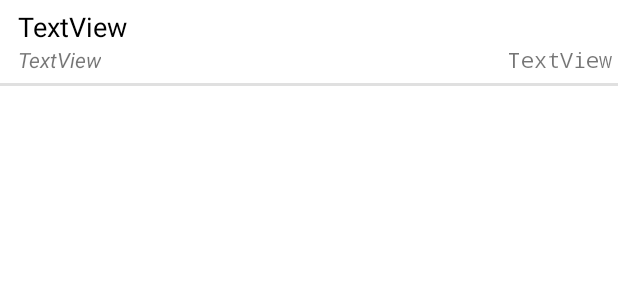
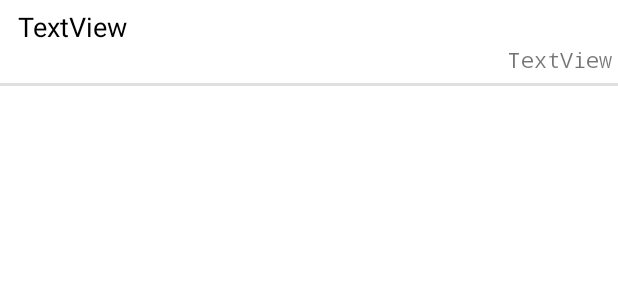
Before and after one commit to dendisantoso74/TA_ver1.1, an Android app: the layout lokasi_list_item.xml on its own in the app's theme, with its tools: preview values and no code run, on a phone screen of 412 x 824 dp. Shown: the top 300 px of the screen. Run offline under Robolectric (Android 15) with nearby library versions, the light colour scheme and no system bars.

```diff
--- a/app/src/main/java/com/example/ta_ver11/map.java
+++ b/app/src/main/java/com/example/ta_ver11/map.java
@@ -125,7 +125,7 @@ public class map extends AppCompatActivity implements OnMapReadyCallback, Permis
 
             locationComponent.setLocationComponentEnabled(true);
 
-            locationComponent.setCameraMode(CameraMode.TRACKING);
+            //locationComponent.setCameraMode(CameraMode.TRACKING);
 
             locationComponent.setRenderMode(RenderMode.COMPASS);
             this.origin = Point.fromLngLat(locationComponent.getLastKnownLocation().getLongitude(),
--- a/app/src/main/res/layout/activity_map.xml
+++ b/app/src/main/res/layout/activity_map.xml
@@ -13,6 +13,8 @@
         android:id="@+id/mapView"
         android:layout_width="match_parent"
         android:layout_height="match_parent"
+        mapbox:mapbox_cameraTargetLat="-6.225305018486292"
+        mapbox:mapbox_cameraTargetLng="106.83912889402951"
         mapbox:mapbox_cameraZoom="10" >
 
         <TextView
--- a/app/src/main/res/layout/lokasi_list_item.xml
+++ b/app/src/main/res/layout/lokasi_list_item.xml
@@ -28,7 +28,7 @@
         android:layout_marginBottom="8dp"
         android:text="TextView"
         android:textStyle="italic"
-        android:visibility="visible"
+        android:visibility="invisible"
         app:layout_constraintBottom_toBottomOf="parent"
         app:layout_constraintStart_toStartOf="parent" />
 
```
